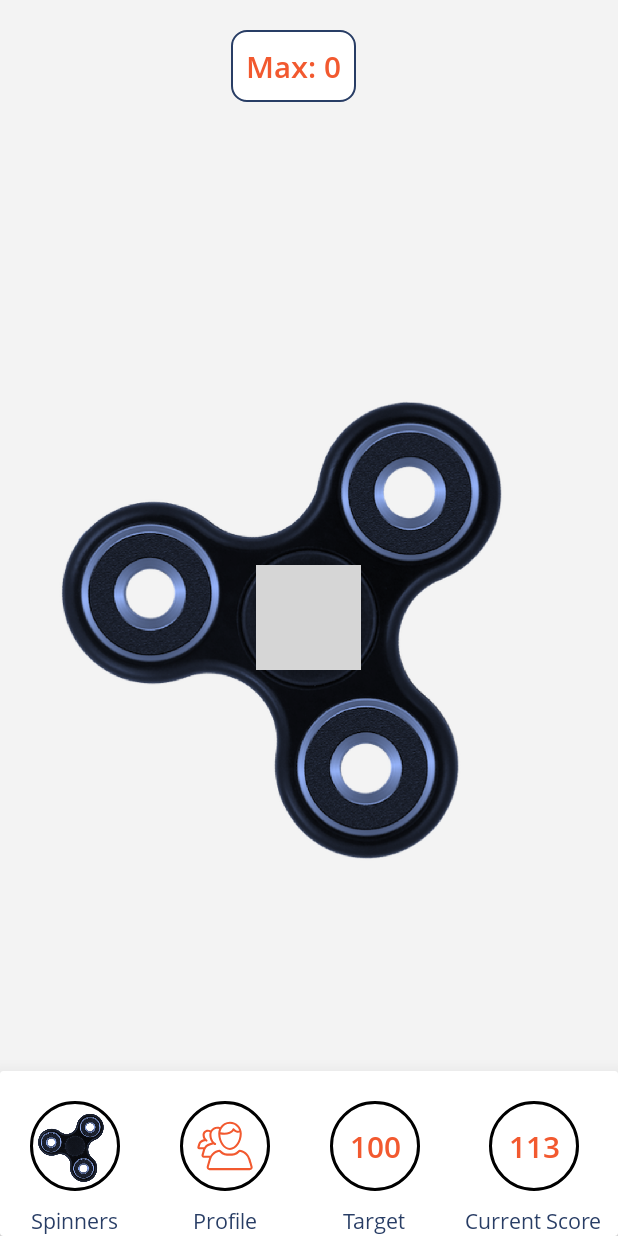
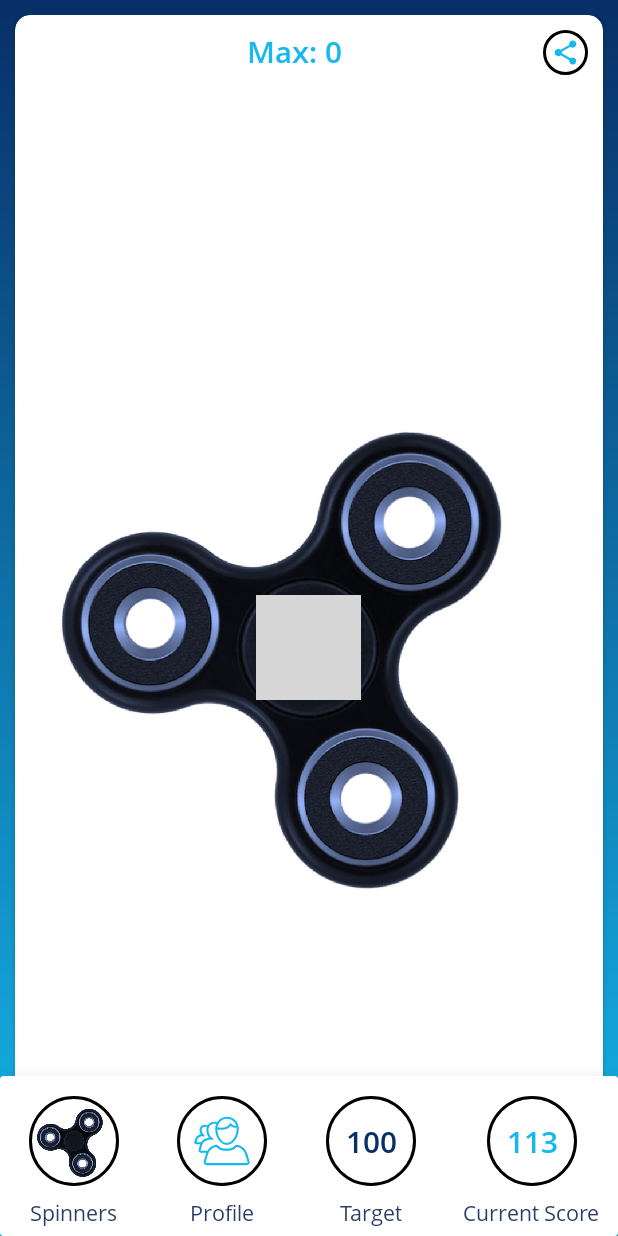
Before and after one commit to hi-manshu/FidgetSpinner, an Android app: the screen it shows after launch (Game), on a phone screen of 412 x 824 dp. Run offline under Robolectric (Android 15) with nearby library versions, the phone set to English and light mode, and no system bars; our stand-ins replace Firebase (no records; nobody signed in at launch, a user with empty details on screens opened directly); pictures from the network do not load; grey boxes are pictures that could not be loaded.

Commit message:
added othing

```diff
--- a/app/build.gradle
+++ b/app/build.gradle
@@ -24,7 +24,7 @@ dependencies {
     androidTestCompile('com.android.support.test.espresso:espresso-core:2.2.2', {
         exclude group: 'com.android.support', module: 'support-annotations'
     })
-    compile 'com.android.support:appcompat-v7:25.2.0'
+    compile 'com.android.support:appcompat-v7:25.1.1'
     compile 'com.android.support:support-v4:25.2.0'
     compile 'com.github.pwittchen:swipe:0.0.1'
     compile 'com.google.firebase:firebase-auth:10.2.6'
@@ -32,7 +32,8 @@ dependencies {
     compile 'com.android.support:cardview-v7:25.2.0'
     compile 'com.daasuu:EasingInterpolator:1.0.0'
     compile 'com.firebaseui:firebase-ui-auth:1.2.0'
-
+    compile 'com.github.bumptech.glide:glide:4.0.0-RC0'
+    annotationProcessor 'com.github.bumptech.glide:compiler:4.0.0-RC0'
     testCompile 'junit:junit:4.12'
 
 }
--- a/app/src/main/java/xyz/himanshusingh/fidgetspinner/activities/Game.java
+++ b/app/src/main/java/xyz/himanshusingh/fidgetspinner/activities/Game.java
@@ -33,6 +33,7 @@ import android.widget.FrameLayout;
 import android.widget.GridView;
 import android.widget.ImageButton;
 import android.widget.ImageView;
+import android.widget.RelativeLayout;
 import android.widget.TextView;
 import android.widget.Toast;
 
@@ -67,9 +68,9 @@ public class Game extends AppCompatActivity {
     String MAXIMUM_VALUE = "MAXIMUM_VALUE",
             LAST_VALUE = "LAST_VALUE",
             TARGET = "TARGET";
-
+    ImageView share;
     CustomFontTextView tMax, tTarget, tCurrent;
-    FrameLayout container;
+    RelativeLayout container;
     AppCompatButton btnHowToPlay;
     int numberOfRotations = 0, target = 100, maximumValue = 0;
     Context context;
@@ -113,8 +114,8 @@ public class Game extends AppCompatActivity {
         gameSettingsEditor.apply();
 
 //        soundPool = new SoundPool(4, AudioManager.STREAM_MUSIC, 100);
-
-        container = (FrameLayout) findViewById(R.id.container);
+        share = (ImageView) findViewById(R.id.share);
+        container = (RelativeLayout) findViewById(R.id.container);
         dialer = (ImageView) findViewById(R.id.fidgetSpinner);
         profile = (ImageView) findViewById(R.id.profile);
         tMax = (CustomFontTextView) findViewById(R.id.maximumScore);
@@ -130,7 +131,17 @@ public class Game extends AppCompatActivity {
 
             }
         });
-
+        share.setOnClickListener(new View.OnClickListener() {
+            @Override
+            public void onClick(View v) {
+                Intent sendIntent = new Intent();
+                sendIntent.setAction(Intent.ACTION_SEND);
+                sendIntent.setPackage("com.whatsapp");
+                sendIntent.putExtra(Intent.EXTRA_TEXT, "This is my text to send.");
+                sendIntent.setType("text/plain");
+                startActivity(sendIntent);
+            }
+        });
         setImage(R.drawable.spinner_blue, false);
         dialer.setOnTouchListener(new MyOnTouchListener());
         dialer.getViewTreeObserver().addOnGlobalLayoutListener(new ViewTreeObserver.OnGlobalLayoutListener() {
@@ -548,7 +559,7 @@ public class Game extends AppCompatActivity {
         spinnerList.add(R.drawable.spinner_blue_1);
         spinnerList.add(R.drawable.spinner_blue_2);
         spinnerList.add(R.drawable.spinner_red_1);
-//        spinnerList.add(R.drawable.spinner_red_2);
+        spinnerList.add(R.drawable.spinner_red_2);
         spinnerList.add(R.drawable.spinner_red_4);
         spinnerList.add(R.drawable.spinner_red_5);
         spinnerList.add(R.drawable.spinner_gold);
@@ -565,7 +576,7 @@ public class Game extends AppCompatActivity {
         gridView.setOnItemClickListener(new AdapterView.OnItemClickListener() {
             @Override
             public void onItemClick(AdapterView<?> parent, View view, int position, long id) {
-                setImage(spinnerList.get(position),true);
+                setImage(spinnerList.get(position), true);
                 btnSelect.setImageResource(spinnerList.get(position));
                 dialog.dismiss();
             }
--- a/app/src/main/java/xyz/himanshusingh/fidgetspinner/adapters/SpinnerGridAdapter.java
+++ b/app/src/main/java/xyz/himanshusingh/fidgetspinner/adapters/SpinnerGridAdapter.java
@@ -10,6 +10,7 @@ import android.widget.BaseAdapter;
 import android.widget.ImageView;
 
 
+import com.bumptech.glide.Glide;
 
 import java.util.ArrayList;
 
@@ -49,6 +50,7 @@ public class SpinnerGridAdapter extends BaseAdapter {
         View v = LayoutInflater.from(context).inflate(R.layout.spinner_item, parent, false);
         ImageView imageView = (ImageView) v.findViewById(R.id.fidgetSpinner);
         imageView.setImageResource(spinnerIds.get(position));
+
         return v;
     }
 }
--- a/app/src/main/res/drawable/family.xml
+++ b/app/src/main/res/drawable/family.xml
@@ -15,7 +15,7 @@
                     android:translateY="6.000000">
                 <path
                     android:name="Shape"
-                    android:fillColor="#f2592f"
+                    android:fillColor="#15b9ee"
                     android:fillType="evenOdd"
                     android:strokeAlpha="0.5"
                     android:strokeWidth="1"
--- /dev/null
+++ b/app/src/main/res/drawable/ic_share_black_48px.xml
@@ -0,0 +1,9 @@
+<vector xmlns:android="http://schemas.android.com/apk/res/android"
+        android:width="48dp"
+        android:height="48dp"
+        android:viewportWidth="24.0"
+        android:viewportHeight="24.0">
+    <path
+        android:pathData="M18,16.08c-0.76,0 -1.44,0.3 -1.96,0.77L8.91,12.7c0.05,-0.23 0.09,-0.46 0.09,-0.7s-0.04,-0.47 -0.09,-0.7l7.05,-4.11c0.54,0.5 1.25,0.81 2.04,0.81 1.66,0 3,-1.34 3,-3s-1.34,-3 -3,-3 -3,1.34 -3,3c0,0.24 0.04,0.47 0.09,0.7L8.04,9.81C7.5,9.31 6.79,9 6,9c-1.66,0 -3,1.34 -3,3s1.34,3 3,3c0.79,0 1.5,-0.31 2.04,-0.81l7.12,4.16c-0.05,0.21 -0.08,0.43 -0.08,0.65 0,1.61 1.31,2.92 2.92,2.92 1.61,0 2.92,-1.31 2.92,-2.92s-1.31,-2.92 -2.92,-2.92z"
+        android:fillColor="#15b9ee"/>
+</vector>
--- a/app/src/main/res/layout/activity_game.xml
+++ b/app/src/main/res/layout/activity_game.xml
@@ -1,16 +1,53 @@
-<FrameLayout xmlns:android="http://schemas.android.com/apk/res/android"
+<RelativeLayout xmlns:android="http://schemas.android.com/apk/res/android"
     xmlns:app="http://schemas.android.com/apk/res-auto"
     xmlns:tools="http://schemas.android.com/tools"
     android:id="@+id/container"
     android:layout_width="match_parent"
     android:layout_height="match_parent"
+    android:background="@drawable/background"
     tools:context=".activities.Game"
     tools:ignore="RtlHardcoded">
 
-    <FrameLayout
+    <android.support.v7.widget.CardView
         android:layout_width="match_parent"
         android:layout_height="match_parent"
-        android:background="#f3f3f3">
+        android:layout_margin="10dp"
+        app:cardCornerRadius="10dp">
+
+        <RelativeLayout
+            android:layout_width="match_parent"
+            android:layout_height="match_parent">
+
+            <xyz.himanshusingh.fidgetspinner.Custom.CustomFontTextView
+                android:id="@+id/maximumScore"
+                android:layout_width="match_parent"
+                android:layout_height="wrap_content"
+                android:layout_gravity="center|center_horizontal"
+                android:layout_marginRight="20dp"
+                android:layout_marginTop="10dp"
+                android:gravity="center|center_horizontal"
+                android:text="MAX:0"
+                android:textColor="#15b9ee"
+                android:textSize="20sp"
+                android:textStyle="bold" />
+
+            <ImageView
+                android:id="@+id/share"
+                android:layout_width="30dp"
+                android:layout_height="30dp"
+                android:padding="5dp"
+                android:background="@drawable/button_bg"
+                android:layout_alignParentRight="true"
+                android:layout_marginRight="10dp"
+                android:layout_marginTop="10dp"
+                android:src="@drawable/ic_share_black_48px" />
+
+            <FrameLayout
+                android:id="@+id/main"
+                android:layout_width="match_parent"
+                android:layout_height="match_parent"
+                android:layout_below="@id/share"
+                android:background="#fff">
 
                 <ImageView
                     android:id="@+id/fidgetSpinner"
@@ -30,19 +67,27 @@
                     android:src="@drawable/knob" />
 
             </FrameLayout>
+        </RelativeLayout>
+    </android.support.v7.widget.CardView>
 
     <android.support.v7.widget.CardView
         android:layout_width="match_parent"
         android:layout_height="wrap_content"
+        android:layout_alignParentBottom="true"
         android:layout_gravity="bottom|center_horizontal"
         app:cardElevation="20dp">
+
+        <RelativeLayout
+            android:layout_width="wrap_content"
+            android:layout_height="wrap_content">
 
             <LinearLayout
                 android:layout_width="match_parent"
                 android:layout_height="wrap_content"
                 android:gravity="center"
+                android:paddingBottom="5dp"
                 android:orientation="horizontal"
-            android:paddingTop="10dp">
+                android:paddingTop="5dp">
 
                 <LinearLayout
                     android:layout_width="wrap_content"
@@ -56,7 +101,7 @@
                         style="@style/Base.Widget.AppCompat.Button.Borderless"
                         android:layout_width="60dp"
                         android:layout_height="60dp"
-                    android:layout_margin="10dp"
+                        android:layout_margin="8dp"
                         android:background="@drawable/button_bg"
                         android:scaleType="fitCenter"
                         android:src="@drawable/spinner_blue" />
@@ -80,7 +125,7 @@
                         android:id="@+id/profile"
                         android:layout_width="60dp"
                         android:layout_height="60dp"
-                    android:layout_margin="10dp"
+                        android:layout_margin="8dp"
                         android:background="@drawable/button_bg"
                         android:src="@drawable/family" />
 
@@ -103,11 +148,11 @@
                         android:id="@+id/targetValue"
                         android:layout_width="60dp"
                         android:layout_height="60dp"
-                    android:layout_margin="10dp"
+                        android:layout_margin="8dp"
                         android:background="@drawable/button_bg"
                         android:gravity="center"
                         android:text="113"
-                    android:textColor="#f2592f"
+                        android:textColor="#082f67"
                         android:textSize="20sp"
                         android:textStyle="bold" />
 
@@ -130,11 +175,11 @@
                         android:id="@+id/currentValue"
                         android:layout_width="60dp"
                         android:layout_height="60dp"
-                    android:layout_margin="10dp"
+                        android:layout_margin="8dp"
                         android:background="@drawable/button_bg"
                         android:gravity="center"
                         android:text="113"
-                    android:textColor="#f2592f"
+                        android:textColor="#15b9ee"
                         android:textSize="20sp"
                         android:textStyle="bold" />
 
@@ -148,35 +193,8 @@
 
 
             </LinearLayout>
+        </RelativeLayout>
     </android.support.v7.widget.CardView>
 
-    <LinearLayout
-        android:layout_width="match_parent"
-        android:layout_height="match_parent"
-        android:orientation="vertical">
 
-        <LinearLayout
-            android:layout_width="match_parent"
-            android:layout_height="wrap_content"
-            android:layout_marginTop="20dp"
-            android:gravity="center_horizontal"
-            android:orientation="horizontal">
-
-            <xyz.himanshusingh.fidgetspinner.Custom.CustomFontTextView
-                android:id="@+id/maximumScore"
-                android:layout_width="wrap_content"
-                android:layout_height="wrap_content"
-                android:layout_gravity="center"
-                android:layout_marginRight="20dp"
-                android:background="@drawable/top"
-                android:text="MAX:0"
-                android:textColor="#f2592f"
-                android:textSize="20sp"
-                android:textStyle="bold" />
-
-
-        </LinearLayout>
-
-
-    </LinearLayout>
-</FrameLayout>
+</RelativeLayout>
```
Lines whose indentation alone changed are shown as unchanged.
